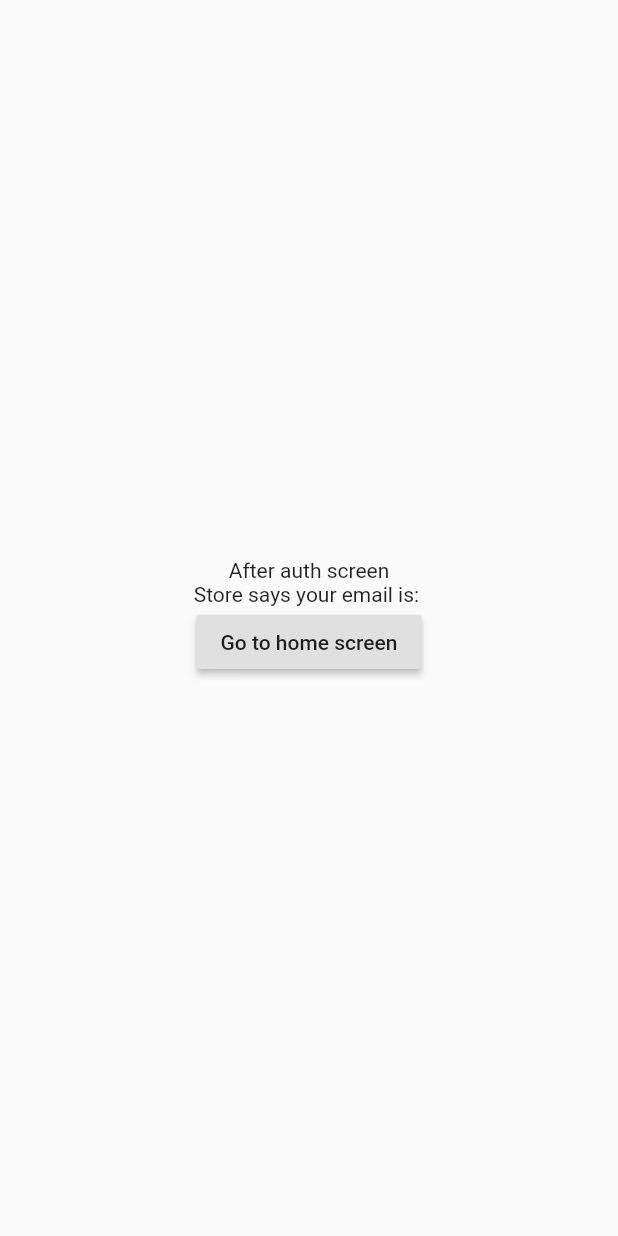
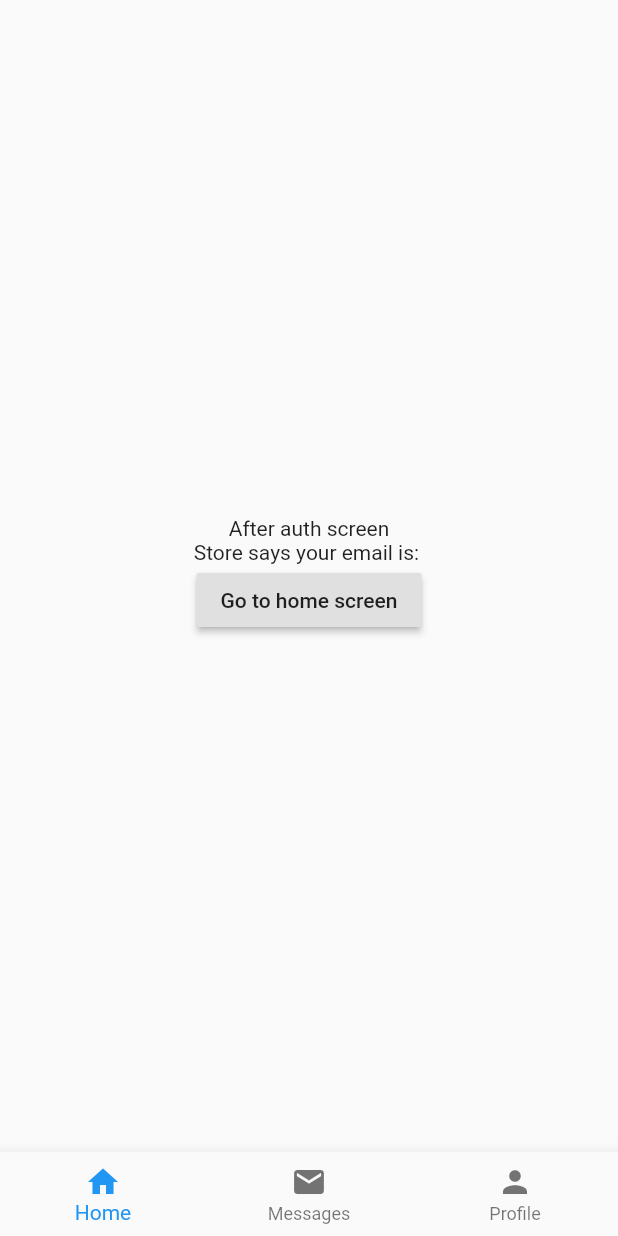
Before and after one commit to skygate/skyexpo-matchmaking, a Flutter app: the AfterAuth widget shown alone on an empty page, opened directly with empty values, on a phone screen of 412 x 824 dp. Run offline on Flutter 3.47's test engine with Material 2 defaults, Android fonts, the phone set to English and light mode, and no system bars; our stand-ins replace flutter_redux, redux; missing offline and left inert: redux_epics, reselect.

Commit message:
[SKYEX-42] Add simple layout

```diff
--- /dev/null
+++ b/mobile/lib/core/widgets/bottom-navigation.widget.dart
@@ -0,0 +1,23 @@
+import 'package:flutter/cupertino.dart';
+import 'package:flutter/material.dart';
+
+class BottomNavigation extends StatelessWidget {
+  @override
+  Widget build(BuildContext context) {
+    return BottomNavigationBar(
+      currentIndex: 0,
+      items: [
+        BottomNavigationBarItem(
+          icon: new Icon(Icons.home),
+          title: new Text('Home'),
+        ),
+        BottomNavigationBarItem(
+          icon: new Icon(Icons.mail),
+          title: new Text('Messages'),
+        ),
+        BottomNavigationBarItem(
+            icon: Icon(Icons.person), title: Text('Profile'))
+      ],
+    );
+  }
+}
--- /dev/null
+++ b/mobile/lib/core/widgets/layout.widget.dart
@@ -0,0 +1,17 @@
+import 'package:flutter/cupertino.dart';
+import 'package:flutter/material.dart';
+
+import 'bottom-navigation.widget.dart';
+
+class Layout extends StatelessWidget {
+  final Widget child;
+
+  Layout({
+    this.child,
+  });
+
+  @override
+  Widget build(BuildContext context) {
+    return Scaffold(body: child, bottomNavigationBar: BottomNavigation());
+  }
+}
--- a/mobile/lib/features/auth/services/auth.services.dart
+++ b/mobile/lib/features/auth/services/auth.services.dart
@@ -1,6 +1,5 @@
-import 'package:mobile/common/services/http.service.dart' as api;
+import 'package:mobile/core/services/http.service.dart' as api;
 import 'package:http/http.dart' as http;
-import 'dart:io';
 import 'dart:convert';
 
 import 'package:mobile/config/api.config.dart';
--- a/mobile/lib/features/auth/widgets/after-auth.widget.dart
+++ b/mobile/lib/features/auth/widgets/after-auth.widget.dart
@@ -2,6 +2,7 @@ import 'package:flutter/cupertino.dart';
 import 'package:flutter/foundation.dart';
 import 'package:flutter/material.dart';
 import 'package:mobile/config/routes.config.dart';
+import 'package:mobile/core/widgets/layout.widget.dart';
 
 class AfterAuth extends StatelessWidget {
   final String email;
@@ -10,8 +11,8 @@ class AfterAuth extends StatelessWidget {
 
   @override
   Widget build(BuildContext context) {
-    return Scaffold(
-        body: Center(
+    return Layout(
+        child: Center(
       child: Column(
         mainAxisAlignment: MainAxisAlignment.center,
         crossAxisAlignment: CrossAxisAlignment.center,
--- a/mobile/lib/features/auth/widgets/log-in.widget.dart
+++ b/mobile/lib/features/auth/widgets/log-in.widget.dart
@@ -1,8 +1,10 @@
 import 'package:flutter/material.dart';
+
 import 'package:mobile/common/validators/getValidators.validator.dart';
 import 'package:mobile/common/validators/isNotEmpty.validator.dart';
 import 'package:mobile/common/validators/isValidEmail.validator.dart';
 import 'package:mobile/common/validators/isValidPassword.validator.dart';
+
 import 'package:mobile/features/auth/models/credentails.model.dart';
 
 class LogInForm extends StatelessWidget {
--- a/mobile/lib/main.dart
+++ b/mobile/lib/main.dart
@@ -6,6 +6,7 @@ import 'package:mobile/config/routes.config.dart';
 import 'package:mobile/store/app-state.dart';
 import 'package:mobile/store/root-epic.dart';
 
+import 'core/widgets/bottom-navigation.widget.dart';
 import 'features/auth/reducers/auth.reducer.dart';
 
 import 'features/auth/containers/after-auth.container.dart';
```
Also changed, not shown: mobile/lib/config/api.config.dart, mobile/lib/core/services/http.service.dart (renamed from mobile/lib/common/services/http.service.dart).
